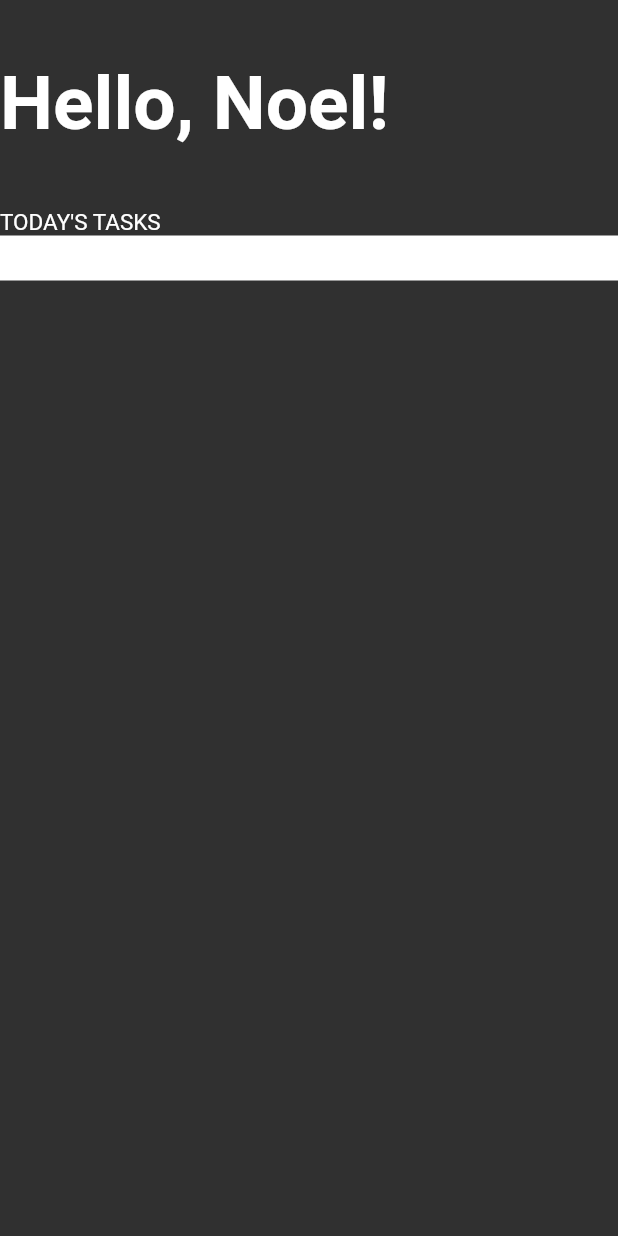
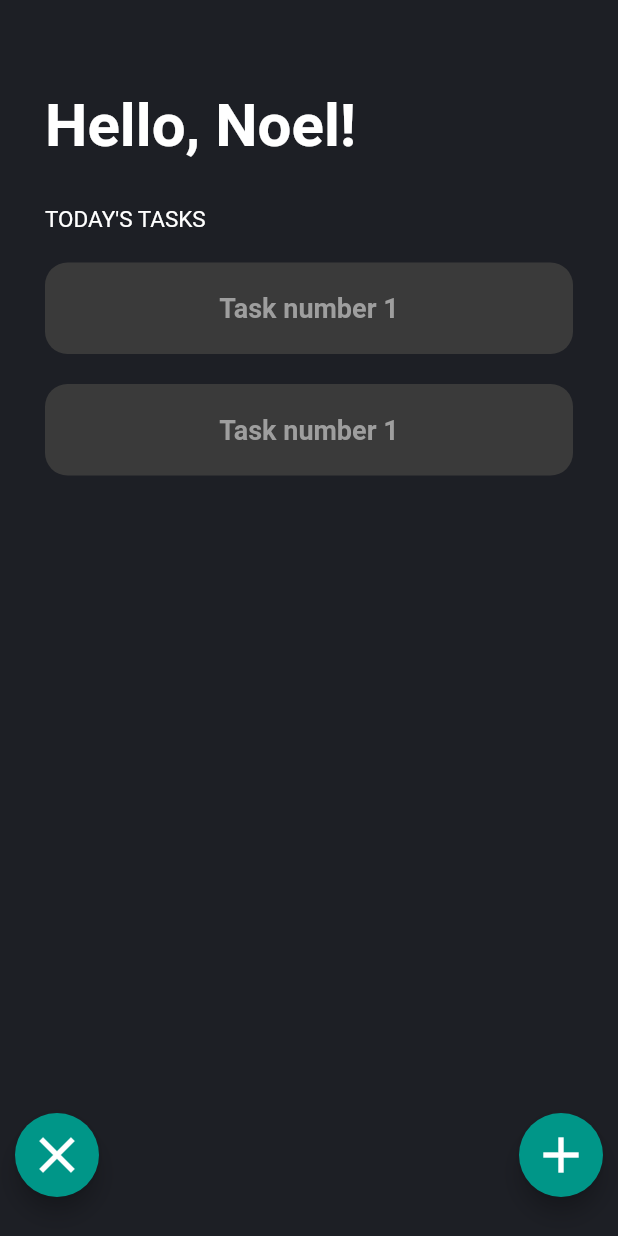
Before and after one commit to NoelCov/my_own_todo_app, a Flutter app: the screen it shows after launch, on a phone screen of 412 x 824 dp. Run offline on Flutter 3.47's test engine with Material 2 defaults, Android fonts, the phone set to English and light mode, and no system bars.

Commit message:
Added new files

```diff
--- a/lib/home_page.dart
+++ b/lib/home_page.dart
@@ -4,32 +4,83 @@ class HomePage extends StatelessWidget {
   @override
   Widget build(BuildContext context) {
     return Scaffold(
+      floatingActionButtonLocation: FloatingActionButtonLocation.centerFloat,
+      floatingActionButton: Padding(
+        padding: const EdgeInsets.all(10.0),
+        child: Row(
+          mainAxisAlignment: MainAxisAlignment.spaceBetween,
+          children: [
+            FloatingActionButton(
+              backgroundColor: Colors.teal,
+              onPressed: () {},
+              child: Icon(Icons.clear, size: 40.0, color: Colors.white),
+            ),
+            FloatingActionButton(
+              backgroundColor: Colors.teal,
+              onPressed: () {},
+              child: Icon(Icons.add, size: 40.0, color: Colors.white),
+            ),
+          ],
+        ),
+      ),
       body: Column(
         crossAxisAlignment: CrossAxisAlignment.stretch,
         children: [
           Container(
-            padding: EdgeInsets.only(top: 40.0, bottom: 40.0),
+            margin: EdgeInsets.only(left: 30.0, top: 60.0, bottom: 20.0),
             child: Text(
               'Hello, Noel!',
               style: TextStyle(
-                fontSize: 50.0,
+                fontSize: 40.0,
                 fontWeight: FontWeight.w700,
               ),
             ),
           ),
-          Text(
-            'TODAY\'S TASKS',
-            style: TextStyle(
-              fontSize: 15.0,
+          Container(
+            margin: EdgeInsets.symmetric(horizontal: 30.0, vertical: 10.0),
+            child: Text(
+              'TODAY\'S TASKS',
+              style: TextStyle(
+                fontSize: 15.0,
+              ),
             ),
           ),
-          Container(
-            height: 30.0,
-            width: 300.0,
-            color: Colors.white,
-          )
+          TaskContainer(),
+          TaskContainer(),
         ],
       ),
     );
   }
 }
+
+class TaskContainer extends StatelessWidget {
+  const TaskContainer({
+    Key key,
+  }) : super(key: key);
+
+  @override
+  Widget build(BuildContext context) {
+    return GestureDetector(
+      onTap: () {
+        print('Hello');
+      },
+      child: Container(
+        padding: EdgeInsets.symmetric(vertical: 20.0, horizontal: 10.0),
+        margin: EdgeInsets.symmetric(horizontal: 30.0, vertical: 10.0),
+        decoration: BoxDecoration(
+            color: Color(0xFF3A3A3A),
+            borderRadius: BorderRadius.circular(15.0)),
+        child: Center(
+          child: Text(
+            'Task number 1',
+            style: TextStyle(
+                color: Colors.grey,
+                fontSize: 18.0,
+                fontWeight: FontWeight.bold,
+                textBaseline: TextBaseline.ideographic),
+          ),
+        ),
+      ),
+    );
+  }
+}
--- a/lib/main.dart
+++ b/lib/main.dart
@@ -9,7 +9,9 @@ class MyApp extends StatelessWidget {
   @override
   Widget build(BuildContext context) {
     return MaterialApp(
-      theme: ThemeData.dark(),
+      theme: ThemeData.dark().copyWith(
+        scaffoldBackgroundColor: Color(0xFF1D1F25),
+      ),
       home: HomePage(),
     );
   }
```
